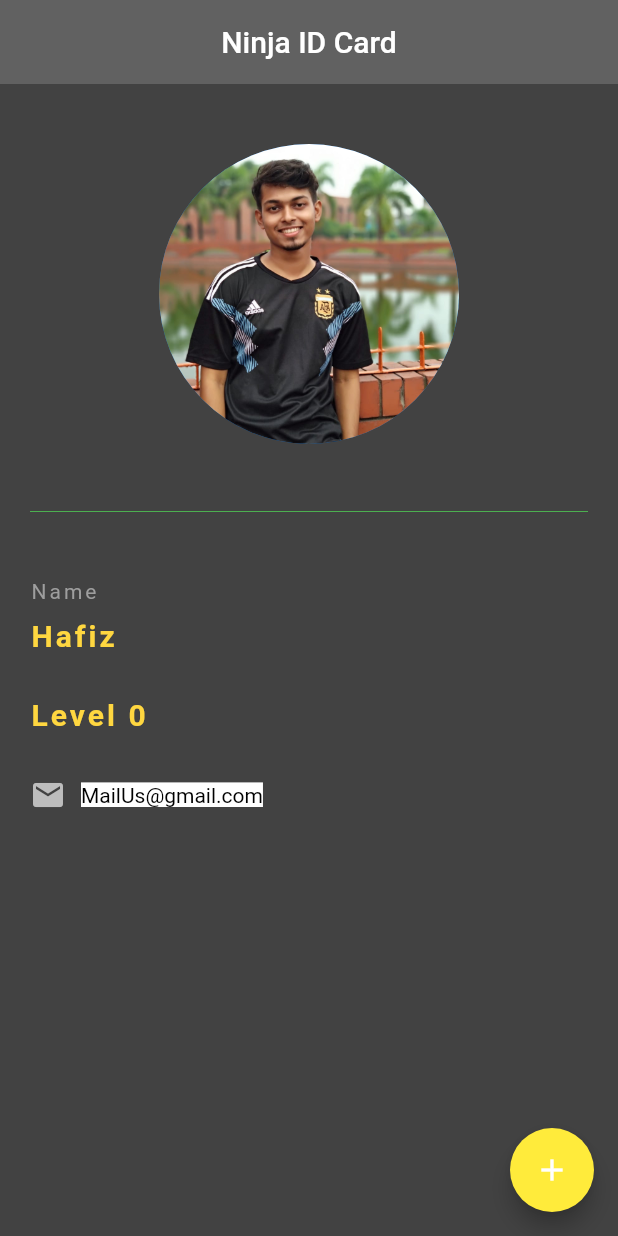
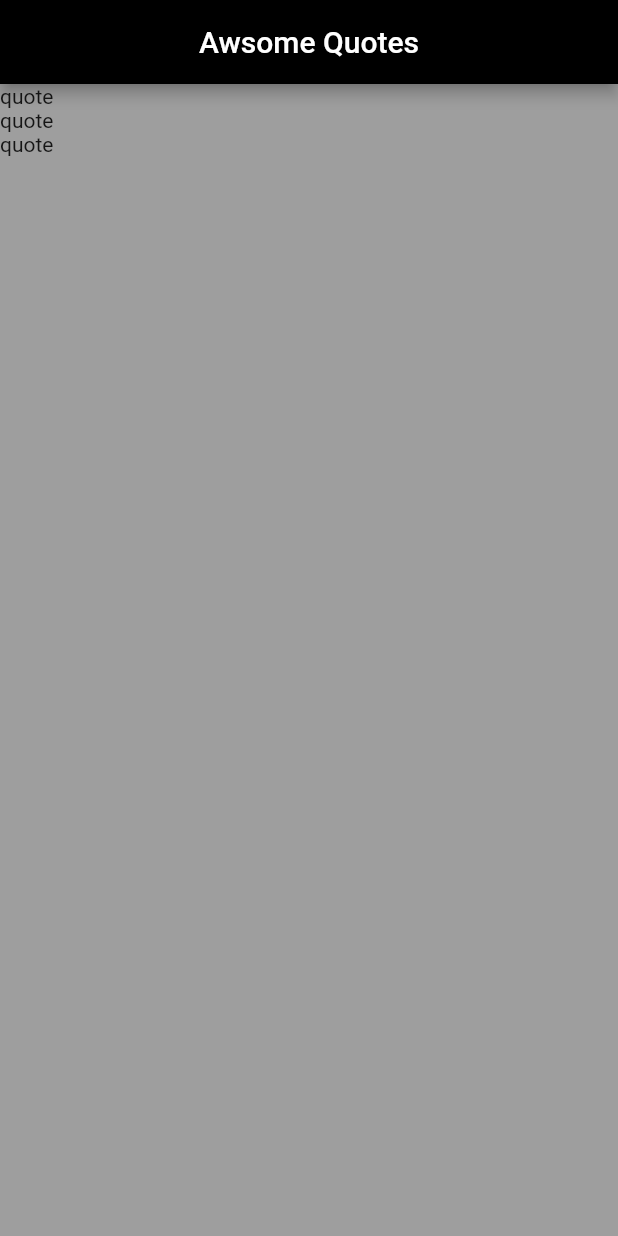
Before and after one commit to hafiztushar/Flutter-App-Practice, a Flutter app: the screen it shows after launch, on a phone screen of 412 x 824 dp. Run offline on Flutter 3.47's test engine with Material 2 defaults, Android fonts, the phone set to English and light mode, and no system bars.

Commit message:
list of quotes

```diff
--- a/lib/main.dart
+++ b/lib/main.dart
@@ -1,7 +1,35 @@
 import 'package:flutter/material.dart';
 
-void main() => runApp(MaterialApp(home: Home()));
+void main() => runApp(MaterialApp(
+      home: QuoteList(),
+    ));
 
+class QuoteList extends StatefulWidget {
+  @override
+  _QuoteListState createState() => _QuoteListState();
+}
+
+class _QuoteListState extends State<QuoteList> {
+  int seq = 0;
+  List<String> quotes = ["FUck You", "Fuck Me", "STFU"];
+  @override
+  Widget build(BuildContext context) {
+    return Scaffold(
+      backgroundColor: Colors.grey,
+      appBar: AppBar(
+        title: Text('Awsome Quotes'),
+        centerTitle: true,
+        backgroundColor: Colors.black,
+      ),
+      body: Column(
+        children: quotes.map((quote) {
+          return Container(child: Text('quote'));
+        }).toList(),
+      ),
+    );
+  }
+}
+/* statefull object first time
 class Home extends StatefulWidget {
   @override
   _HomeState createState() => _HomeState();
@@ -95,3 +123,4 @@ class _HomeState extends State<Home> {
     );
   }
 }
+*/
```
